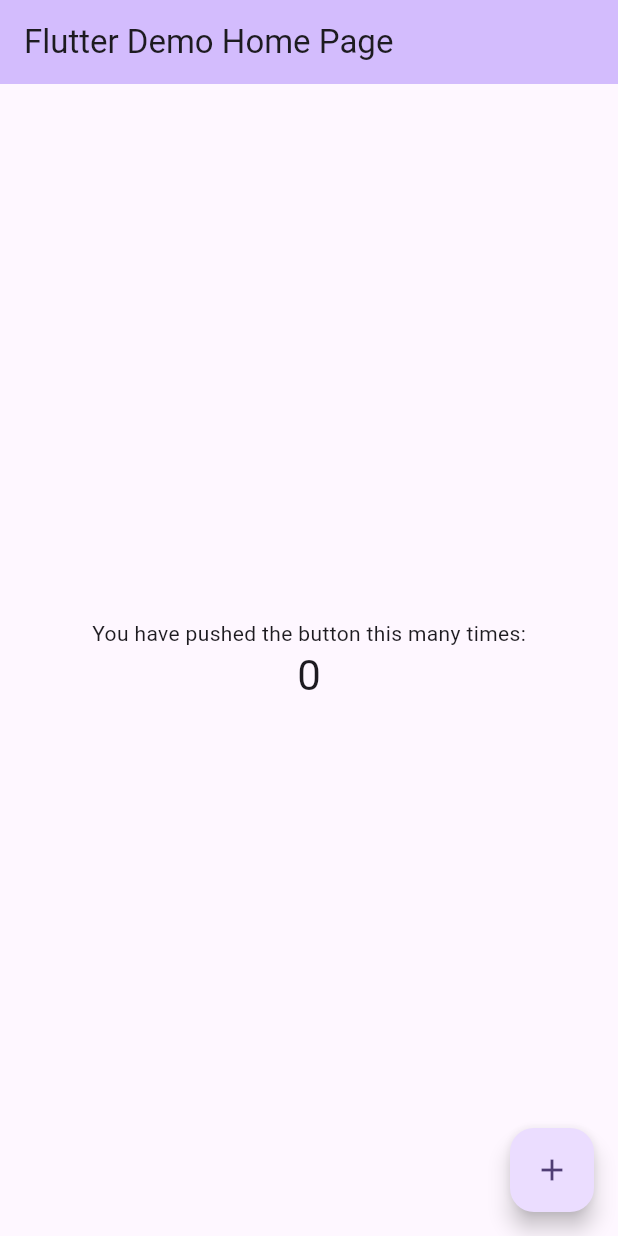
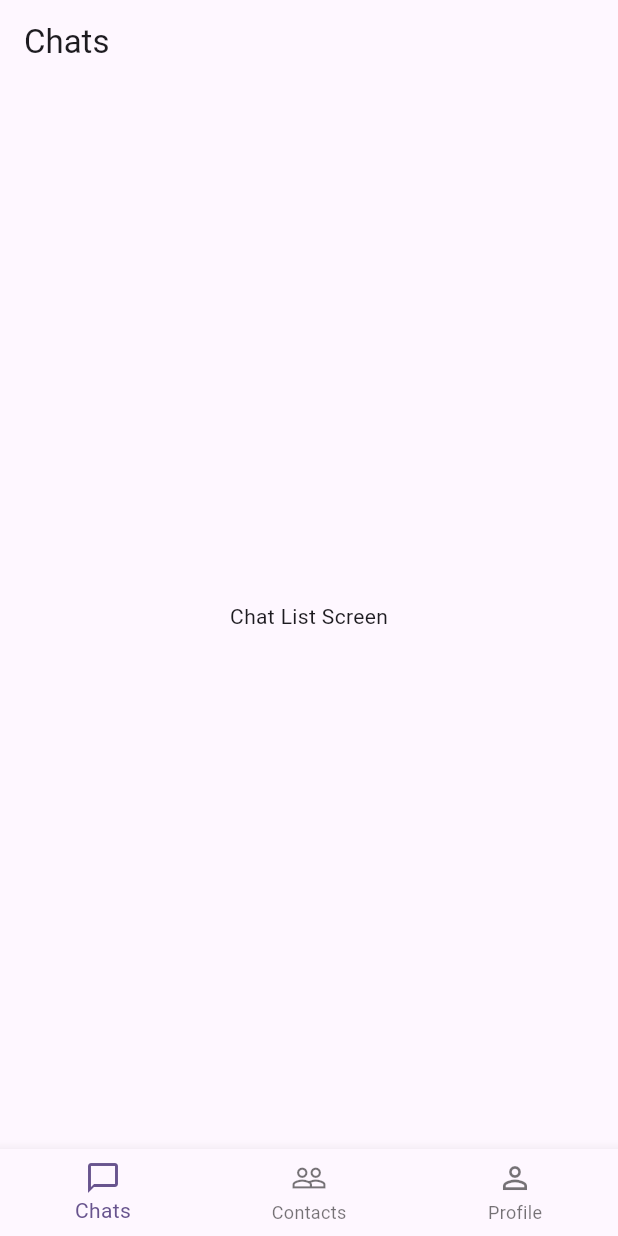
Before and after one commit to could-ai/01983cc8-ad30-725b-bed1-fa60a8ecd3e1, a Flutter app: the screen it shows after launch, on a phone screen of 412 x 824 dp. Run offline on Flutter 3.47's test engine with Material 3 defaults, Android fonts, the phone set to English and light mode, and no system bars; our stand-ins replace flutter_riverpod.

Commit message:
Add Riverpod, SQFlite, path_provider, intl, and image_picker dependencies; remove Supabase for local-first development.; Refactor main.dart to use Riverpod, set up basic themes, and navigate to HomeScreen.; Create HomeScreen with BottomNavigationBar for tab-based navigation.; Create placeholder ChatListScreen.; Create placeholder ChatScreen.; Create placeholder ContactsScreen.; Create placeholder ProfileScreen.

```diff
--- a/usr/lib/main.dart
+++ b/usr/lib/main.dart
@@ -1,120 +1,32 @@
 import 'package:flutter/material.dart';
+import 'package:flutter_riverpod/flutter_riverpod.dart';
+import 'package:couldai_user_app/screens/home_screen.dart';
 
 void main() {
-  runApp(const MyApp());
+  runApp(const ProviderScope(
+    child: MyApp(),
+  ));
 }
 
 class MyApp extends StatelessWidget {
   const MyApp({super.key});
 
-  // This widget is the root of your application.
   @override
   Widget build(BuildContext context) {
     return MaterialApp(
-      title: 'Flutter Demo',
+      title: 'Flutter Chat App',
       debugShowCheckedModeBanner: false,
       theme: ThemeData(
-        // This is the theme of your application.
-        //
-        // TRY THIS: Try running your application with "flutter run". You'll see
-        // the application has a purple toolbar. Then, without quitting the app,
-        // try changing the seedColor in the colorScheme below to Colors.green
-        // and then invoke "hot reload" (save your changes or press the "hot
-        // reload" button in a Flutter-supported IDE, or press "r" if you used
-        // the command line to start the app).
-        //
-        // Notice that the counter didn't reset back to zero; the application
-        // state is not lost during the reload. To reset the state, use hot
-        // restart instead.
-        //
-        // This works for code too, not just values: Most code changes can be
-        // tested with just a hot reload.
         colorScheme: ColorScheme.fromSeed(seedColor: Colors.deepPurple),
+        useMaterial3: true,
+        brightness: Brightness.light,
       ),
-      home: const MyHomePage(title: 'Flutter Demo Home Page'),
+      darkTheme: ThemeData(
+        colorScheme: ColorScheme.fromSeed(seedColor: Colors.deepPurple, brightness: Brightness.dark),
+        useMaterial3: true,
+        brightness: Brightness.dark,
+      ),
+      home: const HomeScreen(),
     );
   }
 }
-
-class MyHomePage extends StatefulWidget {
-  const MyHomePage({super.key, required this.title});
-
-  // This widget is the home page of your application. It is stateful, meaning
-  // that it has a State object (defined below) that contains fields that affect
-  // how it looks.
-
-  // This class is the configuration for the state. It holds the values (in this
-  // case the title) provided by the parent (in this case the App widget) and
-  // used by the build method of the State. Fields in a Widget subclass are
-  // always marked "final".
-
-  final String title;
-
-  @override
-  State<MyHomePage> createState() => _MyHomePageState();
-}
-
-class _MyHomePageState extends State<MyHomePage> {
-  int _counter = 0;
-
-  void _incrementCounter() {
-    setState(() {
-      // This call to setState tells the Flutter framework that something has
-      // changed in this State, which causes it to rerun the build method below
-      // so that the display can reflect the updated values. If we changed
-      // _counter without calling setState(), then the build method would not be
-      // called again, and so nothing would appear to happen.
-      _counter++;
-    });
-  }
-
-  @override
-  Widget build(BuildContext context) {
-    // This method is rerun every time setState is called, for instance as done
-    // by the _incrementCounter method above.
-    //
-    // The Flutter framework has been optimized to make rerunning build methods
-    // fast, so that you can just rebuild anything that needs updating rather
-    // than having to individually change instances of widgets.
-    return Scaffold(
-      appBar: AppBar(
-        // TRY THIS: Try changing the color here to a specific color (to
-        // Colors.amber, perhaps?) and trigger a hot reload to see the AppBar
-        // change color while the other colors stay the same.
-        backgroundColor: Theme.of(context).colorScheme.inversePrimary,
-        // Here we take the value from the MyHomePage object that was created by
-        // the App.build method, and use it to set our appbar title.
-        title: Text(widget.title),
-      ),
-      body: Center(
-        // Center is a layout widget. It takes a single child and positions it
-        // in the middle of the parent.
-        child: Column(
-          // Column is also a layout widget. It takes a list of children and
-          // arranges them vertically. By default, it sizes itself to fit its
-          // children horizontally, and tries to be as tall as its parent.
-          //
-          // Column has various properties to control how it sizes itself and
-          // how it positions its children. Here we use mainAxisAlignment to
-          // center the children vertically; the main axis here is the vertical
-          // axis because Columns are vertical (the cross axis would be
-          // horizontal).
-          //
-          // TRY THIS: Invoke "debug painting" (choose the "Toggle Debug Paint"
-          // action in the IDE, or press "p" in the console), to see the
-          // wireframe for each widget.
-          mainAxisAlignment: MainAxisAlignment.center,
-          children: <Widget>[
-            const Text('You have pushed the button this many times:'),
-            Text('$_counter', style: Theme.of(context).textTheme.headlineMedium),
-          ],
-        ),
-      ),
-      floatingActionButton: FloatingActionButton(
-        onPressed: _incrementCounter,
-        tooltip: 'Increment',
-        child: const Icon(Icons.add),
-      ), // This trailing comma makes auto-formatting nicer for build methods.
-    );
-  }
-}
--- /dev/null
+++ b/usr/lib/screens/chat_list_screen.dart
@@ -0,0 +1,17 @@
+import 'package:flutter/material.dart';
+
+class ChatListScreen extends StatelessWidget {
+  const ChatListScreen({super.key});
+
+  @override
+  Widget build(BuildContext context) {
+    return Scaffold(
+      appBar: AppBar(
+        title: const Text('Chats'),
+      ),
+      body: const Center(
+        child: Text('Chat List Screen'),
+      ),
+    );
+  }
+}
--- /dev/null
+++ b/usr/lib/screens/home_screen.dart
@@ -0,0 +1,73 @@
+import 'package:flutter/material.dart';
+import 'package:couldai_user_app/screens/chat_list_screen.dart';
+import 'package:couldai_user_app/screens/contacts_screen.dart';
+import 'package:couldai_user_app/screens/profile_screen.dart';
+
+class HomeScreen extends StatefulWidget {
+  const HomeScreen({super.key});
+
+  @override
+  State<HomeScreen> createState() => _HomeScreenState();
+}
+
+class _HomeScreenState extends State<HomeScreen> {
+  int _selectedIndex = 0;
+  late PageController _pageController;
+
+  @override
+  void initState() {
+    super.initState();
+    _pageController = PageController();
+  }
+
+  @override
+  void dispose() {
+    _pageController.dispose();
+    super.dispose();
+  }
+
+  void _onItemTapped(int index) {
+    setState(() {
+      _selectedIndex = index;
+      _pageController.jumpToPage(index);
+    });
+  }
+
+  @override
+  Widget build(BuildContext context) {
+    return Scaffold(
+      body: PageView(
+        controller: _pageController,
+        onPageChanged: (index) {
+          setState(() {
+            _selectedIndex = index;
+          });
+        },
+        children: const <Widget>[
+          ChatListScreen(),
+          ContactsScreen(),
+          ProfileScreen(),
+        ],
+      ),
+      bottomNavigationBar: BottomNavigationBar(
+        items: const <BottomNavigationBarItem>[
+          BottomNavigationBarItem(
+            icon: Icon(Icons.chat_bubble_outline),
+            label: 'Chats',
+          ),
+          BottomNavigationBarItem(
+            icon: Icon(Icons.people_outline),
+            label: 'Contacts',
+          ),
+          BottomNavigationBarItem(
+            icon: Icon(Icons.person_outline),
+            label: 'Profile',
+          ),
+        ],
+        currentIndex: _selectedIndex,
+        selectedItemColor: Theme.of(context).colorScheme.primary,
+        onTap: _onItemTapped,
+      ),
+    );
+  }
+}
```
Also changed, not shown: usr/lib/screens/chat_screen.dart (added, +17 -0 lines), usr/lib/screens/contacts_screen.dart (added, +17 -0 lines), usr/lib/screens/profile_screen.dart (added, +17 -0 lines), usr/pubspec.yaml (+6 -1 lines).
